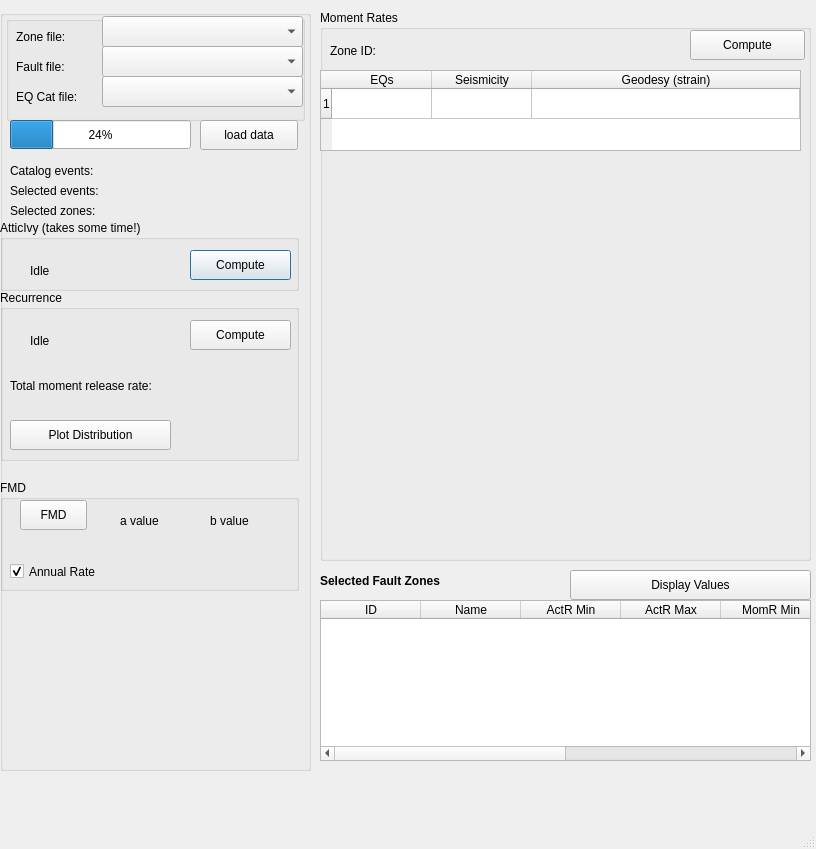
The window that mt_seismicsource/ui_seismicsource.ui (feuchner/seismicsource-toolkit) describes before a commit, drawn with Qt 5.
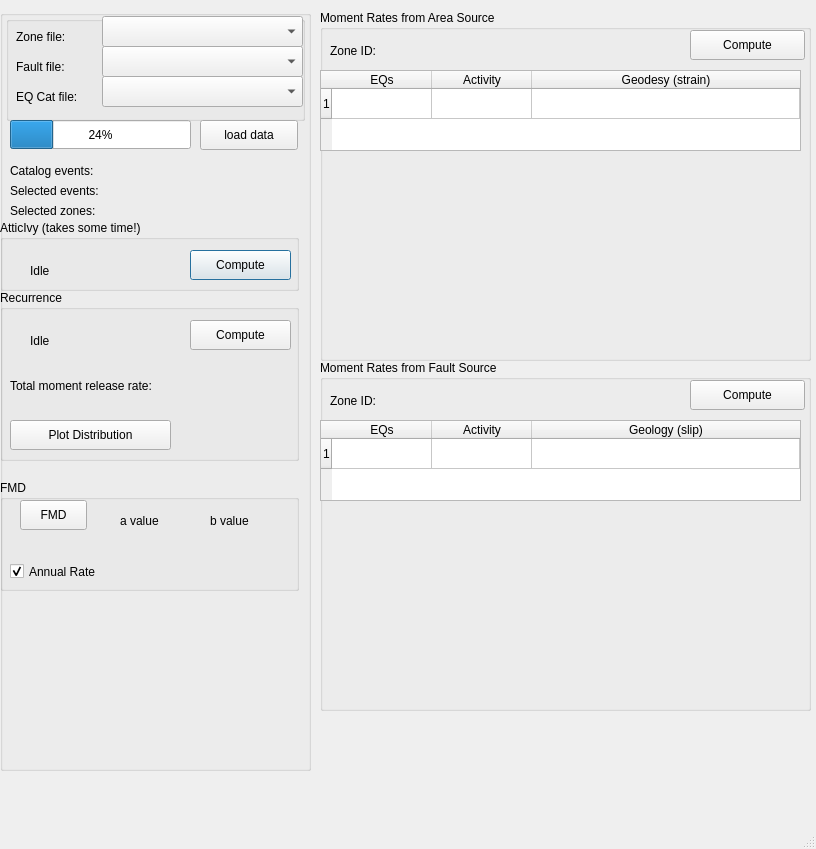
The same window after the commit. Custom widgets are drawn as their Qt base class.

Commit message: started moment rate comparison from fault zones

```diff
--- a/mt_seismicsource/ui_seismicsource.ui
+++ b/mt_seismicsource/ui_seismicsource.ui
@@ -413,7 +413,7 @@
      <x>320</x>
      <y>10</y>
      <width>491</width>
-     <height>551</height>
+     <height>351</height>
     </rect>
    </property>
    <widget class="QGroupBox" name="groupBoxMomentRate">
@@ -422,11 +422,11 @@
       <x>0</x>
       <y>0</y>
       <width>491</width>
-      <height>551</height>
+      <height>351</height>
      </rect>
     </property>
     <property name="title">
-     <string>Moment Rates</string>
+     <string>Moment Rates from Area Source</string>
     </property>
     <widget class="QTableWidget" name="momentRateTable">
      <property name="geometry">
@@ -457,7 +457,7 @@
      </column>
      <column>
       <property name="text">
-       <string>Seismicity</string>
+       <string>Activity</string>
       </property>
      </column>
      <column>
@@ -471,8 +471,8 @@
       <rect>
        <x>0</x>
        <y>140</y>
-       <width>481</width>
-       <height>401</height>
+       <width>241</width>
+       <height>201</height>
       </rect>
      </property>
      <layout class="QVBoxLayout" name="layoutPlotMomentRate"/>
@@ -509,90 +509,98 @@
    <property name="geometry">
     <rect>
      <x>320</x>
-     <y>570</y>
+     <y>360</y>
      <width>491</width>
-     <height>201</height>
+     <height>351</height>
     </rect>
    </property>
-   <widget class="QTableWidget" name="zoneFaultTable">
+   <widget class="QGroupBox" name="groupBoxMomentRateFault">
     <property name="geometry">
      <rect>
       <x>0</x>
-      <y>30</y>
+      <y>0</y>
       <width>491</width>
-      <height>161</height>
+      <height>351</height>
+     </rect>
+    </property>
+    <property name="title">
+     <string>Moment Rates from Fault Source</string>
+    </property>
+    <widget class="QTableWidget" name="momentRateTableFault">
+     <property name="geometry">
+      <rect>
+       <x>0</x>
+       <y>60</y>
+       <width>481</width>
+       <height>81</height>
      </rect>
     </property>
     <property name="sortingEnabled">
      <bool>true</bool>
     </property>
+     <property name="rowCount">
+      <number>1</number>
+     </property>
     <property name="columnCount">
-     <number>8</number>
-    </property>
+      <number>3</number>
+     </property>
+     <attribute name="horizontalHeaderStretchLastSection">
+      <bool>true</bool>
+     </attribute>
+     <row/>
     <column>
      <property name="text">
-      <string>ID</string>
+       <string>EQs</string>
      </property>
     </column>
     <column>
      <property name="text">
-      <string>Name</string>
+       <string>Activity</string>
      </property>
     </column>
     <column>
      <property name="text">
-      <string>ActR Min</string>
-     </property>
-    </column>
-    <column>
-     <property name="text">
-      <string>ActR Max</string>
-     </property>
-    </column>
-    <column>
-     <property name="text">
-      <string>MomR Min</string>
-     </property>
-    </column>
-    <column>
-     <property name="text">
-      <string>MomR Max</string>
-     </property>
-    </column>
-    <column/>
-    <column/>
-   </widget>
-   <widget class="QLabel" name="labelFaultZoneTable">
+       <string>Geology (slip)</string>
+      </property>
+     </column>
+    </widget>
+    <widget class="QWidget" name="verticalLayoutWidget_2">
     <property name="geometry">
      <rect>
       <x>0</x>
-      <y>0</y>
+       <y>140</y>
       <width>241</width>
+       <height>201</height>
+      </rect>
+     </property>
+     <layout class="QVBoxLayout" name="layoutPlotMomentRateFault"/>
+    </widget>
+    <widget class="QLabel" name="labelMomentRateFault">
+     <property name="geometry">
+      <rect>
+       <x>10</x>
+       <y>30</y>
+       <width>341</width>
       <height>21</height>
      </rect>
     </property>
-    <property name="font">
-     <font>
-      <weight>75</weight>
-      <bold>true</bold>
-     </font>
-    </property>
     <property name="text">
-     <string>Selected Fault Zones</string>
-    </property>
-   </widget>
-   <widget class="QPushButton" name="btnComputeFaultZoneValues">
+      <string>Zone ID:</string>
+     </property>
+    </widget>
+    <widget class="QPushButton" name="btnComputeMomentRateFault">
     <property name="geometry">
      <rect>
-      <x>250</x>
-      <y>0</y>
-      <width>241</width>
+       <x>370</x>
+       <y>20</y>
+       <width>115</width>
       <height>30</height>
      </rect>
     </property>
     <property name="text">
-     <string>Display Values</string>
-    </property>
+      <string>Compute</string>
+     </property>
+    </widget>
    </widget>
   </widget>
  </widget>
```
Left out of the diff: 14 changed lines with no effect on the pictures. Lines whose indentation alone changed are shown as unchanged. The commit also changes 2 other files.
